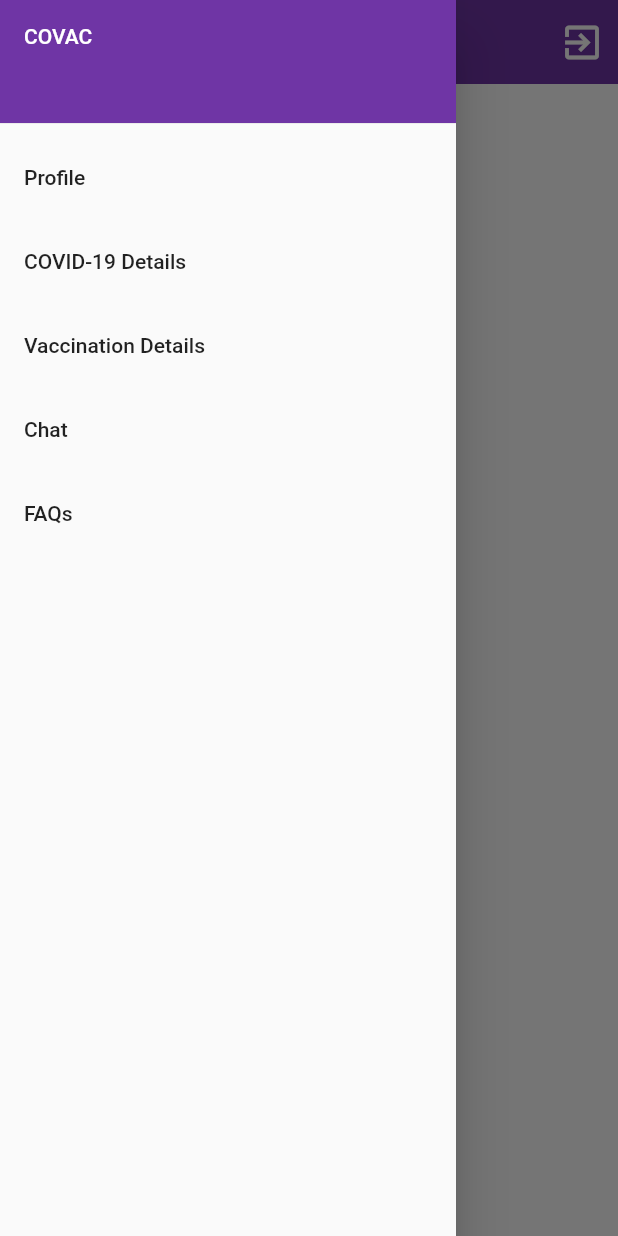
After one commit to suryakamalog/covac, a Flutter app: the UserDashboard screen opened directly, with the side drawer open, on a phone screen of 412 x 824 dp. The commit adds this screen. Run offline on Flutter 3.47's test engine with Material 2 defaults, Android fonts, the phone set to English and light mode, and no system bars; our stand-ins replace cloud_firestore, firebase_auth, firebase_core, flutter_datetime_picker, flutter_svg, font_awesome_flutter and 1 more; accounts and stored records are empty; network calls fail.

Commit message:
added user dashboard

```diff
--- /dev/null
+++ b/lib/UserDashboard.dart
@@ -0,0 +1,112 @@
+import 'package:covac/utils/constants.dart';
+import 'package:firebase_auth/firebase_auth.dart';
+import 'package:flutter/material.dart';
+
+import 'main.dart';
+
+class UserDashboard extends StatefulWidget {
+  final User user;
+  UserDashboard(this.user);
+  @override
+  _UserDashboardState createState() => _UserDashboardState();
+}
+
+class _UserDashboardState extends State<UserDashboard> {
+  @override
+  Widget build(BuildContext context) {
+    return Scaffold(
+      appBar: AppBar(
+        title: Text(
+          "Dashboard",
+          style: TextStyle(
+            fontSize: 18,
+            fontWeight: FontWeight.bold,
+            color: Colors.white,
+          ),
+        ),
+        actions: [
+          IconButton(
+            icon: Icon(
+              Icons.exit_to_app,
+              size: 30,
+              color: Colors.white,
+            ),
+            onPressed: () async {
+              await FirebaseAuth.instance.signOut();
+              Navigator.pushAndRemoveUntil(
+                  context,
+                  MaterialPageRoute(builder: (context) => MyApp()),
+                  (route) => false);
+            },
+          )
+        ],
+        backgroundColor: kPrimaryColor,
+        elevation: 0,
+        centerTitle: true,
+        textTheme: Theme.of(context).textTheme,
+      ),
+      drawer: Drawer(
+        child: ListView(
+          padding: EdgeInsets.zero,
+          children: <Widget>[
+            Container(
+              height: 90.0,
+              child: DrawerHeader(
+                child: Text('COVAC', style: TextStyle(color: Colors.white)),
+                decoration: BoxDecoration(
+                  color: kPrimaryColor,
+                ),
+              ),
+            ),
+            ListTile(
+              title: Text('Profile'),
+              onTap: () {
+                print(widget.user);
+                // Update the state of the app
+                // ...
+                // Then close the drawer
+                Navigator.pop(context);
+              },
+            ),
+            ListTile(
+              title: Text('COVID-19 Details'),
+              onTap: () {
+                // Update the state of the app
+                // ...
+                // Then close the drawer
+                Navigator.pop(context);
+              },
+            ),
+            ListTile(
+              title: Text('Vaccination Details'),
+              onTap: () {
+                // Update the state of the app
+                // ...
+                // Then close the drawer
+                Navigator.pop(context);
+              },
+            ),
+            ListTile(
+              title: Text('Chat'),
+              onTap: () {
+                // Update the state of the app
+                // ...
+                // Then close the drawer
+                Navigator.pop(context);
+              },
+            ),
+            ListTile(
+              title: Text('FAQs'),
+              onTap: () {
+                // Update the state of the app
+                // ...
+                // Then close the drawer
+                Navigator.pop(context);
+              },
+            ),
+          ],
+        ),
+      ),
+    );
+  }
+}
--- a/lib/components/rounded_input_field.dart
+++ b/lib/components/rounded_input_field.dart
@@ -3,6 +3,7 @@ import 'package:covac/components/text_field_container.dart';
 import 'package:covac/utils/constants.dart';
 
 class RoundedInputField extends StatelessWidget {
+  final TextInputType inputType;
   final String hintText;
   final IconData icon;
   final ValueChanged<String> onChanged;
@@ -11,12 +12,14 @@ class RoundedInputField extends StatelessWidget {
     this.hintText,
     this.icon = Icons.phone,
     this.onChanged,
+    this.inputType,
   }) : super(key: key);
 
   @override
   Widget build(BuildContext context) {
     return TextFieldContainer(
       child: TextField(
+        keyboardType: inputType,
         onChanged: onChanged,
         cursorColor: kPrimaryColor,
         decoration: InputDecoration(
--- a/lib/loginAndSignup/continue_with_phone.dart
+++ b/lib/loginAndSignup/continue_with_phone.dart
@@ -49,7 +49,7 @@ class _ContinueWithPhoneState extends State<ContinueWithPhone> {
                 mainAxisAlignment: MainAxisAlignment.center,
                 children: <Widget>[
                   SizedBox(
-                    height: 130,
+                    height: 90,
                     child: Image.asset('assets/holding-phone.png'),
                   ),
                   Padding(
--- a/lib/welcome.dart
+++ b/lib/welcome.dart
@@ -39,6 +39,7 @@ class _WelcomeState extends State<Welcome> {
             ),
             SizedBox(height: size.height * 0.05),
             RoundedInputField(
+              inputType: TextInputType.number,
               hintText: "Enter Phone Number",
               onChanged: (value) {
                 setState(() {
--- a/pubspec.yaml
+++ b/pubspec.yaml
@@ -30,6 +30,7 @@ dependencies:
   font_awesome_flutter: ^8.10.0
   google_fonts: ^1.1.1
   flutter_datetime_picker: ^1.4.0
+  shared_preferences: ^0.5.12+4
   # The following adds the Cupertino Icons font to your application.
   # Use with the CupertinoIcons class for iOS style icons.
   cupertino_icons: ^0.1.3
```
Also changed, not shown: lib/loginAndSignup/fillDetails_Aadhar.dart (+8 -3 lines), lib/loginAndSignup/fillDetails_Covid_Gov.dart (+15 -31 lines), lib/loginAndSignup/verifty_phone.dart (+15 -5 lines), lib/main.dart (+6 -2 lines), pubspec.lock.
